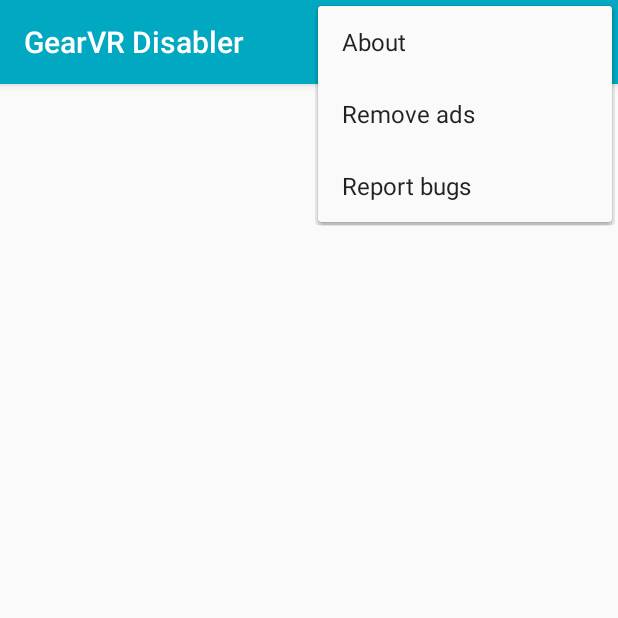
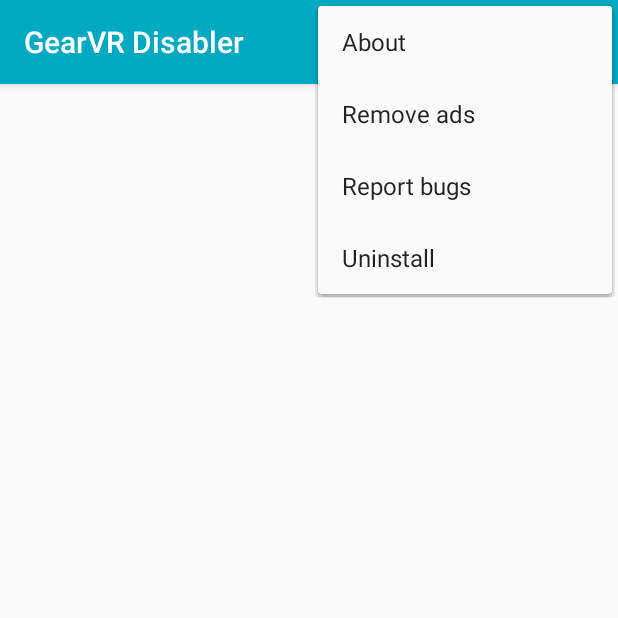
Before and after one commit to ViBorges/GearVR-Disabler, an Android app: the screen it shows after launch (MainActivity), with the options menu open, on a phone screen of 412 x 824 dp, the top half of it. Run offline under Robolectric (Android 15) with nearby library versions, the phone set to English and light mode, and no system bars; our stand-ins replace AdMob.

Commit message:
uninstall dialog

```diff
--- a/app/src/main/java/com/vba/gearvrdisabler/MainActivity.java
+++ b/app/src/main/java/com/vba/gearvrdisabler/MainActivity.java
@@ -1,4 +1,5 @@
 package com.vba.gearvrdisabler;
+
 
 import android.content.Intent;
 import android.os.Bundle;
@@ -45,13 +46,26 @@ public class MainActivity extends AppCompatActivity {
 
     }
 
-    private void firstRunDialog(){
+    private void firstRunDialog() {
 
         AlertDialog.Builder builder = new AlertDialog.Builder(this);
         builder.setTitle(R.string.first_run_dialog_title);
         builder.setMessage(R.string.first_run_dialog_content);
         builder.setCancelable(false);
-        builder.setPositiveButton(R.string.first_run_dialog_continue, null);
+        builder.setPositiveButton(R.string.dialog_continue, null);
+        AlertDialog dialog = builder.create();
+        dialog.show();
+
+    }
+
+    public void uninstallDialog() {
+
+        AlertDialog.Builder builder = new AlertDialog.Builder(this);
+        builder.setTitle(R.string.uninstall_dialog_titlle);
+        builder.setMessage(R.string.uninstall_dialog_content);
+        builder.setCancelable(false);
+        builder.setNegativeButton(R.string.dialog_cancel, null);
+        builder.setPositiveButton(R.string.dialog_continue, null);
         AlertDialog dialog = builder.create();
         dialog.show();
 
@@ -59,7 +73,7 @@ public class MainActivity extends AppCompatActivity {
 
     public void checkFirstRun() {
         boolean isFirstRun = getSharedPreferences("PREFERENCE", MODE_PRIVATE).getBoolean("isFirstRun", true);
-        if (isFirstRun){
+        if (isFirstRun) {
             //action
             firstRunDialog();
 
@@ -104,6 +118,10 @@ public class MainActivity extends AppCompatActivity {
             return true;
         }
 
+        if (id == R.id.action_uninstall) {
+            uninstallDialog();
+        }
+
         return super.onOptionsItemSelected(item);
     }
 }
--- a/app/src/main/res/menu/menu_main.xml
+++ b/app/src/main/res/menu/menu_main.xml
@@ -20,4 +20,10 @@
         android:orderInCategory="103"
         app:showAsAction="never"
         />
+
+    <item
+        android:id="@+id/action_uninstall"
+        android:title="@string/action_uninstall"
+        android:orderInCategory="104"
+        app:showAsAction="never"/>
 </menu>
--- a/app/src/main/res/values/strings.xml
+++ b/app/src/main/res/values/strings.xml
@@ -2,6 +2,7 @@
     <string name="app_name">GearVR Disabler</string>
     <string name="action_settings">Settings</string>
     <string name="action_about">About</string>
+    <string name="action_uninstall">Uninstall</string>
     <string name="version">Version 1.0</string>
     <string name="about_text">This app was developed by Vinicius Borges, software engineer student at Brasilia University. Don\'t forget to evaluate this app.</string>
     <string name="donate">Buy me a beer (:</string>
@@ -10,6 +11,9 @@
     <string name="report_bug">Report bugs</string>
     <string name="remove_ads">Remove ads</string>
     <string name="first_run_dialog_title">First run</string>
-    <string name="first_run_dialog_content">This app require internet connection, enable it to continue.\n\nIt also require Admin Acess and Samsung\'s license activation.\nRemind that Samsung\'s license activation is on their server, so sometimes it won\'t work because of internet traffic. So be patient and try again later.\n\nTo uninstall this app go to options and click uninstall.</string>
-    <string name="first_run_dialog_continue">Continue</string>
+    <string name="first_run_dialog_content">This app requires internet connection, enable it to continue.\n\nIt also requires Admin Acess and Samsung\'s license activation.\nRemind that Samsung\'s license activation is on their server, so sometimes it won\'t work because of internet traffic. So be patient and try again later.\n\nTo uninstall this app go to options and click uninstall.</string>
+    <string name="dialog_continue">Continue</string>
+    <string name="dialog_cancel">Cancel</string>
+    <string name="uninstall_dialog_titlle">Alert</string>
+    <string name="uninstall_dialog_content">Are you sure you want to uninstall?</string>
 </resources>
```
Also changed, not shown: app/src/main/java/com/vba/gearvrdisabler/AdminVerification.java (deleted, +0 -11 lines).
